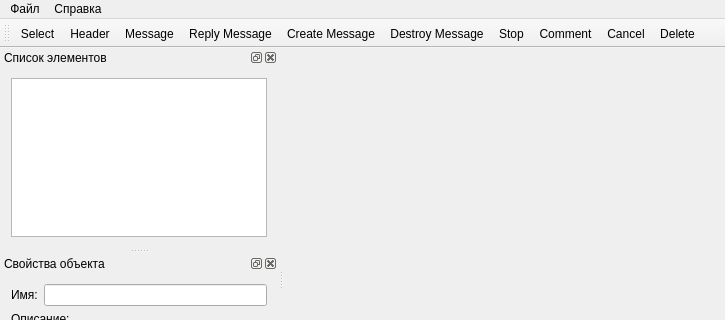
Before: the Qt Designer form sumleditor/sumleditor/sumleditor.ui in ARyaskov/SmilingMoose, drawn with Qt 5; both pictures show x 0 to 725 and y 0 to 320 of the 725 by 532 pixel window.
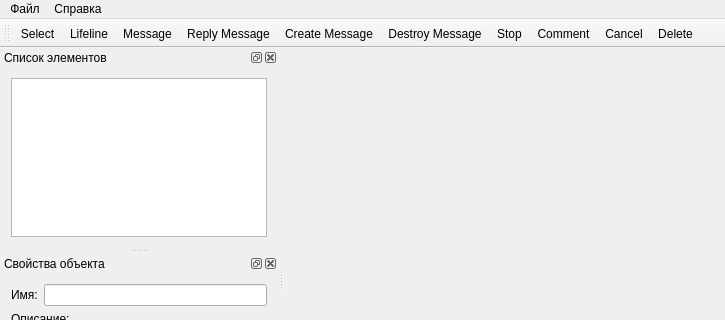
After: the same form once the commit is applied. Icons and pictures are not drawn.

Commit message: Добавлен логотип продукта.

```diff
--- a/sumleditor/sumleditor/sumleditor.ui
+++ b/sumleditor/sumleditor/sumleditor.ui
@@ -252,7 +252,7 @@
      <normaloff>:/sumleditor/resources/lifeline.bmp</normaloff>:/sumleditor/resources/lifeline.bmp</iconset>
    </property>
    <property name="text">
-    <string>Header</string>
+    <string>Lifeline</string>
    </property>
   </action>
   <action name="actMessage">
```
Left out of the diff: 6 changed lines with no effect on the pictures. The commit also changes 1 other file.
